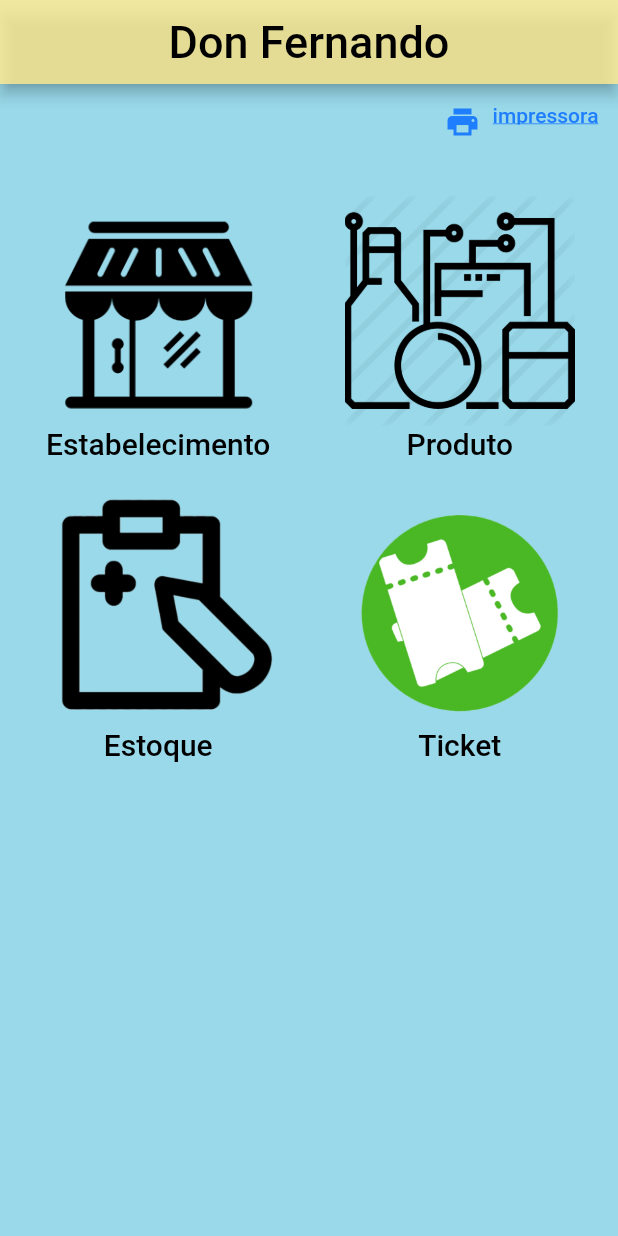
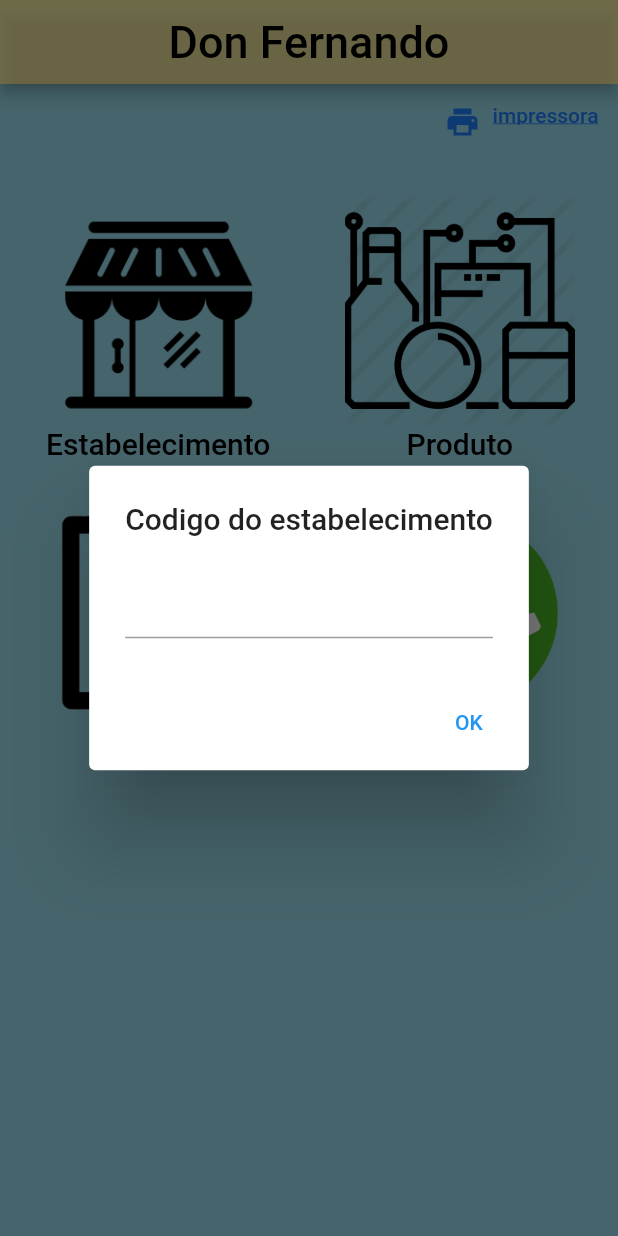
Before and after one commit to AparicioS/don_fernando, a Flutter app: the screen it shows after launch, on a phone screen of 412 x 824 dp. Run offline on Flutter 3.47's test engine with Material 2 defaults, Android fonts, the phone set to English and light mode, and no system bars; our stand-ins replace cloud_firestore, firebase_core; missing offline and left inert: bluetooth_print; accounts and stored records are empty.

Commit message:
ajute recaregar tela

```diff
--- a/lib/don_fernando/view/tela_cadastro_produto.dart
+++ b/lib/don_fernando/view/tela_cadastro_produto.dart
@@ -1,5 +1,6 @@
 
 import 'package:don_fernando/don_fernando/controller/controller_produto.dart';
+import 'package:don_fernando/don_fernando/model/estabelecimento.dart';
 import 'package:don_fernando/don_fernando/model/produto.dart';
 import 'package:don_fernando/don_fernando/view/layout.dart';
 import 'package:flutter/cupertino.dart';
@@ -117,6 +118,9 @@ class _TelaCadastroProdutoState extends State<TelaCadastroProduto> {
             if (form.currentState.validate()) {
               form.currentState.save();
               var retorno = await ControllerProduto.cadastrarProduto(produto);
+              setState(() {
+                ControllerProduto.buscarProdutos().then((value) => Estabelecimento().produtos = value);
+              });
               print(retorno);
               showDialog(
                 context: context,
--- a/lib/don_fernando/view/tela_conecta_impressora.dart
+++ b/lib/don_fernando/view/tela_conecta_impressora.dart
@@ -3,7 +3,6 @@ import 'package:bluetooth_print/bluetooth_print.dart';
 import 'package:bluetooth_print/bluetooth_print_model.dart';
 import 'package:don_fernando/don_fernando/model/estabelecimento.dart';
 import 'package:don_fernando/don_fernando/view/layout.dart';
-import 'package:flutter/cupertino.dart';
 import 'package:flutter/material.dart';
 import 'package:intl/intl.dart';
 
--- a/lib/don_fernando/view/tela_pricipal.dart
+++ b/lib/don_fernando/view/tela_pricipal.dart
@@ -5,13 +5,52 @@ import 'package:don_fernando/don_fernando/view/tela_cadastro_estoque.dart';
 import 'package:don_fernando/don_fernando/view/tela_conecta_impressora.dart';
 import 'package:don_fernando/don_fernando/view/tela_consulta_produto.dart';
 import 'package:don_fernando/don_fernando/view/tela_ticket.dart';
-import 'package:flutter/cupertino.dart';
 import 'package:flutter/material.dart';
 
-class TelaPricipal extends StatelessWidget {
+class TelaPricipal extends StatefulWidget {
+  @override
+  _TelaPricipalState createState() => _TelaPricipalState();
+}
+
+class _TelaPricipalState extends State<TelaPricipal> {
+    String _valorParametro = "1";
+
+  @override
+  void initState() {
+    super.initState();
+    //_mostrarDialogoInput();
+    WidgetsBinding.instance.addPostFrameCallback((_) {
+    showDialog(
+      context: context,
+      builder: (BuildContext context) {
+        return AlertDialog(
+          title: Text('Codigo do estabelecimento'),
+          content: TextField(
+            onChanged: (value) {
+              setState(() {
+                _valorParametro = value;
+              });
+            },
+          ),
+          actions: <Widget>[
+            TextButton(
+              child: Text('OK'),
+              onPressed: () {
+                Estabelecimento().caregaEstabelecimento(_valorParametro);
+                Navigator.of(context).pop();
+                // Aqui você pode carregar os dados usando o valor do parâmetro
+                // _valorParametro
+              },
+            ),
+          ],
+        );
+      },
+    );
+    });
+  }
   @override
   Widget build(BuildContext context) {
-    Estabelecimento().caregaEstabelecimento("teste");
+    Estabelecimento().caregaEstabelecimento(_valorParametro);
     final sizewidth = MediaQuery.of(context).size.width;
     final sizeheight = (MediaQuery.of(context).size.height -
         (kToolbarHeight + MediaQuery.of(context).padding.top));
```
Also changed, not shown: lib/don_fernando/util/string_utils.dart (+21 -5 lines), lib/don_fernando/view/tela_cadastro_estabelecimento.dart (+70 -1 lines), lib/don_fernando/view/tela_cadastro_estoque.dart (+5 -4 lines), lib/don_fernando/view/tela_cadastro_estoque_produto.dart (+8 -10 lines), lib/don_fernando/view/tela_consulta_produto.dart (+9 -4 lines), pubspec.lock, 1 other file.
